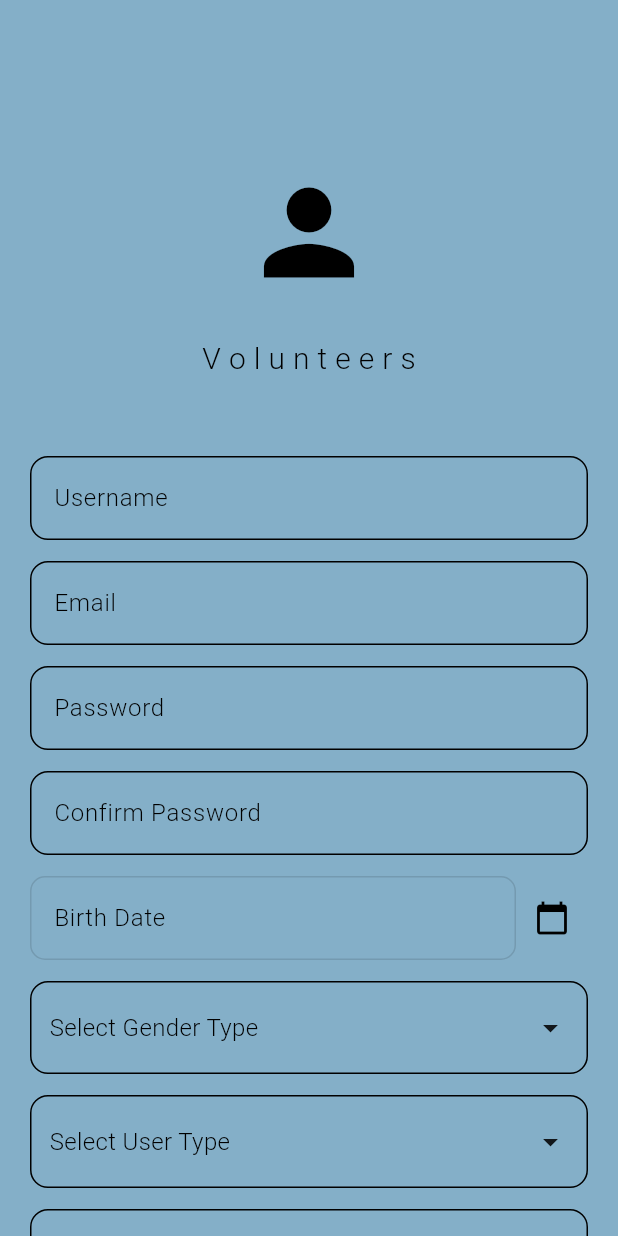
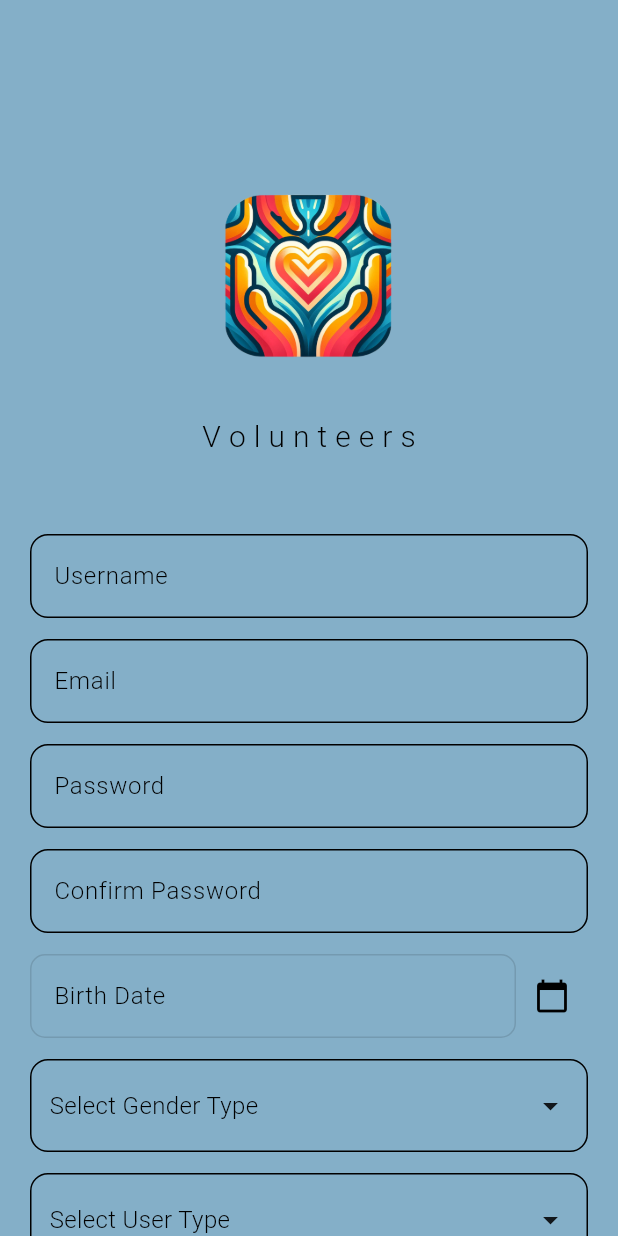
Before and after one commit to Ozaatreh/GP_Volo, a Flutter app: the screen it shows after launch, after a tap on "Register Here", on a phone screen of 412 x 824 dp. Run offline on Flutter 3.47's test engine with Material 3 defaults, Android fonts, the phone set to English and light mode, and no system bars; our stand-ins replace awesome_notifications, cloud_firestore, easy_localization, firebase_auth, firebase_core, firebase_storage and 7 more; missing offline and left inert: firebase_app_check, mailer; accounts and stored records are empty; network calls fail.

Commit message:
Updated feature X with improvements

```diff
--- a/lib/components/nav_bar_leader.dart
+++ b/lib/components/nav_bar_leader.dart
@@ -41,7 +41,7 @@ class _LeaderNavigationState extends State<LeaderNavigation> {
         onTap: onItemTapped,
         backgroundColor: Theme.of(context).colorScheme.onPrimary,
         selectedItemColor:Theme.of(context).colorScheme.inversePrimary ,
-        unselectedItemColor: const Color.fromARGB(255, 33, 33, 191),
+        unselectedItemColor: Theme.of(context).colorScheme.surface,
         showSelectedLabels: true,
         showUnselectedLabels: true,
         type: BottomNavigationBarType.fixed,
--- a/lib/components/nav_bar_ngo.dart
+++ b/lib/components/nav_bar_ngo.dart
@@ -42,7 +42,7 @@ class _NGONavigationState extends State<NGONavigation> {
         onTap: onItemTapped,
         backgroundColor: Theme.of(context).colorScheme.onPrimary,
         selectedItemColor:Theme.of(context).colorScheme.inversePrimary ,
-        unselectedItemColor: const Color.fromARGB(255, 33, 33, 191),
+        unselectedItemColor: Theme.of(context).colorScheme.surface,
         showSelectedLabels: true,
         showUnselectedLabels: true,
         type: BottomNavigationBarType.fixed,
--- a/lib/components/nav_bar_university.dart
+++ b/lib/components/nav_bar_university.dart
@@ -45,8 +45,8 @@ class _UniversityNavigationState extends State<UniversityNavigation> {
             label: 'Profile',
           ),
         ],
-        selectedItemColor: Colors.blue,
-        unselectedItemColor: Colors.grey,
+        selectedItemColor: Theme.of(context).colorScheme.inversePrimary,
+        unselectedItemColor:Theme.of(context).colorScheme.surface,
         showSelectedLabels: true,
         showUnselectedLabels: false,
       ),
--- a/lib/components/nav_bar_users.dart
+++ b/lib/components/nav_bar_users.dart
@@ -41,7 +41,7 @@ class _VolunteerNavigationState extends State<VolunteerNavigation> {
         onTap: onItemTapped,
         backgroundColor: Theme.of(context).colorScheme.onPrimary,
         selectedItemColor:Theme.of(context).colorScheme.inversePrimary ,
-        unselectedItemColor: const Color.fromARGB(255, 33, 33, 191),
+        unselectedItemColor:Theme.of(context).colorScheme.surface,
         showSelectedLabels: true,
         showUnselectedLabels: true,
         type: BottomNavigationBarType.fixed,
--- a/lib/main.dart
+++ b/lib/main.dart
@@ -1,10 +1,9 @@
 import 'package:awesome_notifications/awesome_notifications.dart';
+import 'package:easy_localization/easy_localization.dart';
 import 'package:firebase_app_check/firebase_app_check.dart';
 import 'package:firebase_core/firebase_core.dart';
 import 'package:flutter/material.dart';
-import 'package:graduation_progect_v2/authentication/auth.dart';
 import 'package:graduation_progect_v2/components/check_notification.dart';
-import 'package:graduation_progect_v2/components/custom_notifications.dart';
 import 'package:graduation_progect_v2/components/nav_bar_leader.dart';
 import 'package:graduation_progect_v2/components/nav_bar_ngo.dart';
 import 'package:graduation_progect_v2/components/nav_bar_university.dart';
@@ -48,6 +47,9 @@ void main() async{
     // androidProvider: AndroidProvider.
   //   webRecaptchaSiteKey: 'your-site-key', //// For web, use your reCAPTCHA site key
   );
+ WidgetsFlutterBinding.ensureInitialized();
+  await EasyLocalization
+      .ensureInitialized(); // Ensure translations are initialized
 
   // Initialize Firebase Messaging and request notification permissions
   // await FirebaseMessaging.instance.requestPermission();
@@ -56,7 +58,12 @@ void main() async{
   // String? token = await FirebaseMessaging.instance.getToken();
   // print("FCM Token: $token"); // Log token for testing
   // CustomNotificationState().initializeNotifications();
-  runApp(const MainPage());
+  runApp( EasyLocalization(
+      supportedLocales: [Locale('en'), Locale('ar')], // Supported languages
+      path: 'assets/lang', // Path to translation files
+      fallbackLocale: Locale('en'), // Default language
+      child: MainPage()
+    ),);
 }
 
 
--- a/lib/pages/admin/posts_active.dart
+++ b/lib/pages/admin/posts_active.dart
@@ -59,7 +59,9 @@ class _ActiveEventsState extends State<ActiveEvents> {
                 margin: EdgeInsets.symmetric(vertical: 10, horizontal: 15),
                 shape: RoundedRectangleBorder(
                   borderRadius: BorderRadius.circular(10),
+
                 ),
+                color: Theme.of(context).colorScheme.onPrimary,
                 elevation: 4,
                 child: Column(
                   children: [
--- a/lib/pages/admin/posts_archive.dart
+++ b/lib/pages/admin/posts_archive.dart
@@ -48,6 +48,7 @@ class PostArchive extends StatelessWidget {
               return Padding(
                 padding: const EdgeInsets.only(bottom: 10),
                 child: Card(
+                   color: Theme.of(context).colorScheme.onPrimary,
                     elevation: 4,
                     shape: RoundedRectangleBorder(
                       borderRadius: BorderRadius.circular(10),
--- a/lib/pages/auth_pages/login_page.dart
+++ b/lib/pages/auth_pages/login_page.dart
@@ -126,13 +126,14 @@ class _LoginPageState extends State<LoginPage> {
                 //   size: 90,
                 //   color: Theme.of(context).colorScheme.inversePrimary,
                 // ),
+                Image(image: AssetImage("assets/volunteers_icon.png"),colorBlendMode:BlendMode.darken, height: 150, width:150),
 
                 const SizedBox(
-                  height: 25,
+                  height: 17,
                 ),
 
                 Text(
-                  "V o l u n t u r s",
+                  "V o l u n t e e r s",
                   style: GoogleFonts.nanumMyeongjo(
                     color: Theme.of(context).colorScheme.inversePrimary,
                     textStyle: const TextStyle(
--- a/lib/pages/auth_pages/register_page.dart
+++ b/lib/pages/auth_pages/register_page.dart
@@ -201,19 +201,15 @@ class _RegisterPageState extends State<RegisterPage> {
                   height: 90,
                 ),
 
-                Icon(
-                  Icons.person,
-                  size: 90,
-                  color: Theme.of(context).colorScheme.inversePrimary,
-                ),
+                Image(image: AssetImage("assets/volunteers_icon.png") , height: 150, width:150 ),
 
                 const SizedBox(
-                  height: 25,
+                  height: 17,
                 ),
 
                 Text(
                   "V o l u n t e e r s",
-                  style: GoogleFonts.roboto(
+                  style: GoogleFonts.nanumMyeongjo(
                     color: Theme.of(context).colorScheme.inversePrimary,
                     textStyle: const TextStyle(
                         fontSize: 20, fontWeight: FontWeight.w300),
--- a/pubspec.yaml
+++ b/pubspec.yaml
@@ -58,6 +58,10 @@ dependencies:
   # google_maps_flutter: ^2.10.0
   geolocator: ^13.0.2
   location: ^7.0.1
+  easy_localization: ^3.0.7
+  flutter_locales: ^3.0.4
+  emailjs: ^4.0.0
+  flutter_localization: ^0.3.0
 
 dev_dependencies:
   flutter_test:
@@ -86,6 +90,7 @@ flutter:
     - assets/photo_2024-11-02_19-33-14.jpg
     - assets/icon_v1.png
     - assets/prf_pic.jpg
+    - assets/
     # - images/a_dot_ham.jpeg
 
   # An image asset can refer to one or more resolution-specific "variants", see
```
Also changed, not shown: lib/helper/language_page.dart (added, +125 -0 lines), lib/pages/admin/posts_details.dart (+10 -7 lines), lib/pages/contact_us_page.dart (+3 -16 lines), lib/pages/setting_page.dart (+8 -8 lines), assets/volunteers_icon.png (added), pubspec.lock, 6 other files.
